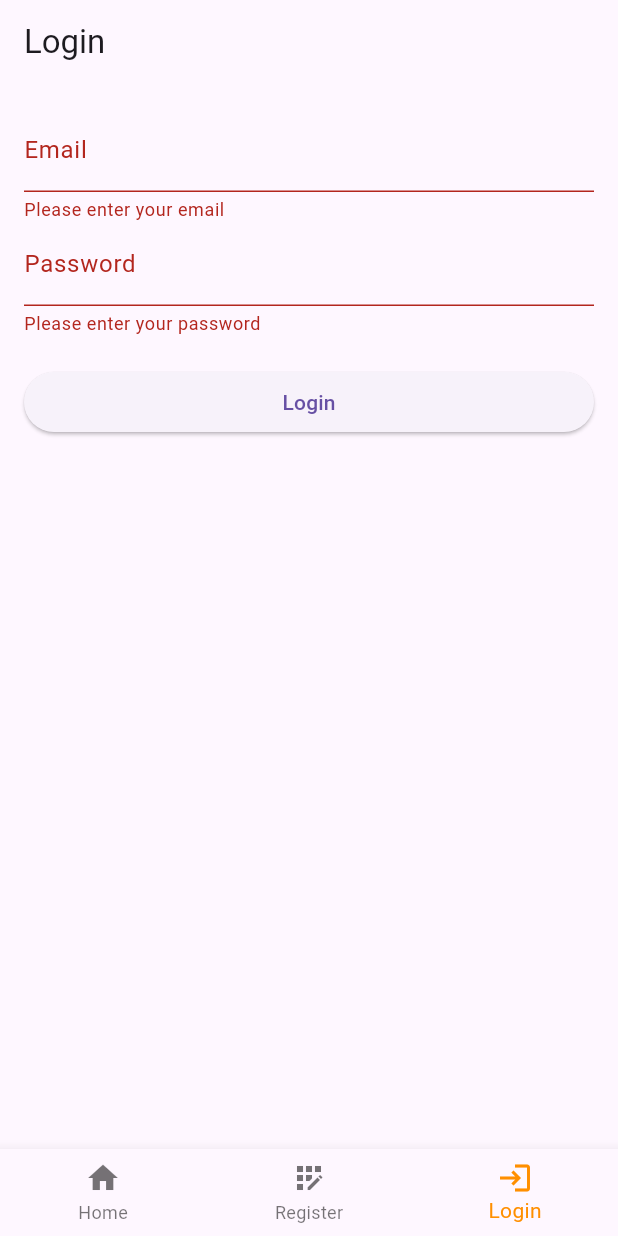
After one commit to JanSterle1337/veselica_radar_frontend, a Flutter app: the screen it shows after launch, item 3 of the bottom bar chosen, after a tap on "Login", on a phone screen of 412 x 824 dp. The commit adds this screen. Run offline on Flutter 3.47's test engine with Material 3 defaults, Android fonts, the phone set to English and light mode, and no system bars; our stand-ins replace google_maps_flutter; missing offline and left inert: dart:ffi.

Commit message:
Added login functionality to the app

```diff
--- /dev/null
+++ b/lib/dto/user_login_dto.dart
@@ -0,0 +1,24 @@
+class UserLoginDTO {
+  String email;
+  String password;
+
+  UserLoginDTO({
+    required this.email,
+    required this.password
+  });
+
+  factory UserLoginDTO.fromJson(Map<String, dynamic> json) {
+    return UserLoginDTO(
+      email: json['email'],
+      password: json['password']
+    );
+  }
+
+  Map<String, dynamic> toJson() {
+    return {
+      'email' : email,
+      'password' : password
+    };
+  }
+
+}
--- a/lib/main.dart
+++ b/lib/main.dart
@@ -1,5 +1,6 @@
 import 'package:flutter/material.dart';
 import 'package:google_maps_flutter/google_maps_flutter.dart';
+import 'package:veselica_radar/screens/login_screen.dart';
 import 'services/auth_provider.dart';
 import 'package:provider/provider.dart';
 import 'screens/home_screen.dart';
@@ -75,6 +76,12 @@ class _MainScreenState extends State<MainScreen> {
               });
             },
           ),
+          LoginScreen(
+              onSuccess: () {
+                setState(() {
+                  _selectedIndex = 0;
+                });
+              })
         ],
       ),
       bottomNavigationBar: isAuthenticated ? BottomNavigationBar(
@@ -106,9 +113,13 @@ class _MainScreenState extends State<MainScreen> {
               label: 'Home',
             ),
             BottomNavigationBarItem(
-              icon: Icon(Icons.login),
+              icon: Icon(Icons.app_registration),
               label: 'Register',
             ),
+            BottomNavigationBarItem(
+              icon: Icon(Icons.login),
+              label: 'Login'
+            )
           ],
 
           currentIndex: _selectedIndex,
--- /dev/null
+++ b/lib/screens/login_screen.dart
@@ -0,0 +1,23 @@
+import 'package:flutter/material.dart';
+import 'package:veselica_radar/widgets/login_form.dart';
+
+class LoginScreen extends StatelessWidget {
+  final VoidCallback onSuccess;
+
+  const LoginScreen({Key? key, required this.onSuccess}) : super(key : key);
+
+  @override
+  Widget build(BuildContext context) {
+    return Scaffold(
+      appBar: AppBar(
+        title: const Text('Login')
+      ),
+      body: Padding(
+        padding: const EdgeInsets.all(16.0),
+        child: LoginForm(
+          onSuccess: onSuccess,
+        )
+      ),
+    );
+  }
+}
--- /dev/null
+++ b/lib/services/login_service.dart
@@ -0,0 +1,24 @@
+import 'dart:convert';
+import 'package:http/http.dart' as http;
+import 'package:veselica_radar/dto/user_login_dto.dart';
+
+class LoginService {
+  Future<http.Response> login(UserLoginDTO user) async {
+    const String url = 'http://10.0.2.2:7000/api/auth/login';
+
+    UserLoginDTO userLoginDTO = UserLoginDTO(
+      email: user.email,
+      password: user.password
+    );
+
+    final response = await http.post(
+      Uri.parse(url),
+      headers: {
+        'Content-Type': 'application/json'
+      },
+      body: jsonEncode(userLoginDTO.toJson())
+    );
+
+    return response;
+  }
+}
--- /dev/null
+++ b/lib/widgets/login_form.dart
@@ -0,0 +1,120 @@
+import 'dart:async';
+import 'dart:convert';
+import 'package:flutter/material.dart';
+import 'package:provider/provider.dart';
+import 'package:veselica_radar/dto/user_login_dto.dart';
+import 'package:veselica_radar/services/auth_provider.dart';
+import 'package:veselica_radar/services/login_service.dart';
+
+class LoginForm extends StatefulWidget {
+  final VoidCallback onSuccess;
+
+  const LoginForm({Key? key, required this.onSuccess}) : super(key: key);
+
+  @override
+  _LoginFormState createState() => _LoginFormState();
+}
+
+class _LoginFormState extends State<LoginForm> {
+  final _formKey = GlobalKey<FormState>();
+  final _emailController = TextEditingController();
+  final _passwordController = TextEditingController();
+  bool _isLoading = false;
+
+  final LoginService _loginService = LoginService();
+
+  void _login() async {
+    if (_formKey.currentState!.validate()) {
+      setState(() {
+        _isLoading = true;
+      });
+
+      UserLoginDTO newUser = UserLoginDTO(
+          email: _emailController.text,
+          password: _passwordController.text
+      );
+
+      try {
+        final response = await _loginService
+            .login(newUser)
+            .timeout(const Duration(seconds: 8));
+
+        setState(() {
+          _isLoading = false;
+        });
+
+        if (response.statusCode == 200 || response.statusCode == 201) {
+          final responseData = jsonDecode(response.body);
+          final token = responseData['token'];
+          final role = responseData['role'];
+          final userId = responseData['user_id'];
+
+          Provider.of<AuthProvider>(context, listen: false).login(token, role, userId);
+
+          ScaffoldMessenger.of(context).showSnackBar(
+            SnackBar(content: Text('Login successful!')),
+          );
+
+          Navigator.pushReplacementNamed(context, '/');
+
+        }
+
+
+      } on TimeoutException catch (e) {
+        setState(() {
+          _isLoading = false;
+        });
+
+        ScaffoldMessenger.of(context).showSnackBar(
+          SnackBar(content: Text('Request timed out. Please try again'))
+        );
+      } catch (e) {
+        setState(() {
+          _isLoading = false;
+        });
+      }
+
+
+    }
+  }
+
+  @override
+  Widget build(BuildContext context) {
+    return Form(
+      key: _formKey,
+      child: ListView(
+        children: <Widget>[
+          TextFormField(
+            controller: _emailController,
+            decoration: InputDecoration(labelText: 'Email'),
+            validator: (value) {
+              if (value == null || value.isEmpty) {
+                return 'Please enter your email';
+              }
+              return null;
+            },
+          ),
+          TextFormField(
+            controller: _passwordController,
+            decoration: InputDecoration(labelText: 'Password'),
+            obscureText: true,
+            validator: (value) {
+              if (value == null || value.isEmpty) {
+                return 'Please enter your password';
+              }
+
+              return null;
+            },
+          ),
+          SizedBox(height: 20),
+          _isLoading
+            ? CircularProgressIndicator()
+            : ElevatedButton(
+              onPressed: _login,
+              child: Text('Login')
+          ),
+        ],
+      ),
+    );
+  }
+}
```
Also changed, not shown: lib/screens/user_profile_screen.dart (added), lib/services/user_profile_service.dart (added).
